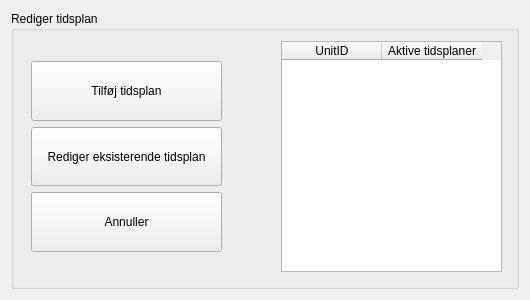
Before: the Qt Designer form HomeAutomation/editentry.ui in PRJ2GR15/Software-Design, drawn with Qt 5.
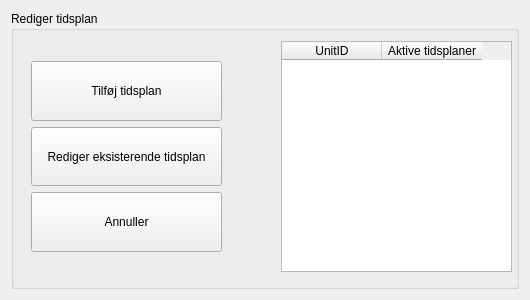
After: the same form once the commit is applied.

Patch:
```diff
--- a/HomeAutomation/editentry.ui
+++ b/HomeAutomation/editentry.ui
@@ -30,7 +30,7 @@
        <rect>
         <x>270</x>
         <y>30</y>
-        <width>221</width>
+        <width>231</width>
         <height>231</height>
        </rect>
       </property>
@@ -63,7 +63,7 @@
        </property>
       </column>
      </widget>
-     <widget class="QWidget" name="">
+     <widget class="QWidget" name="layoutWidget">
       <property name="geometry">
        <rect>
         <x>20</x>
```
